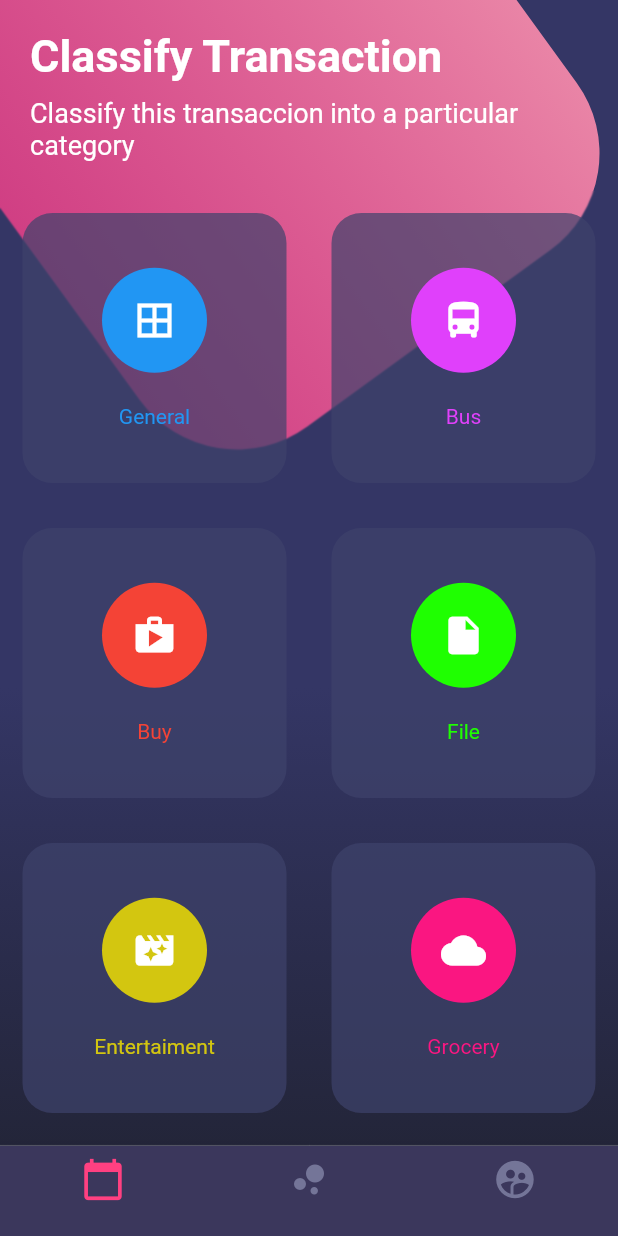
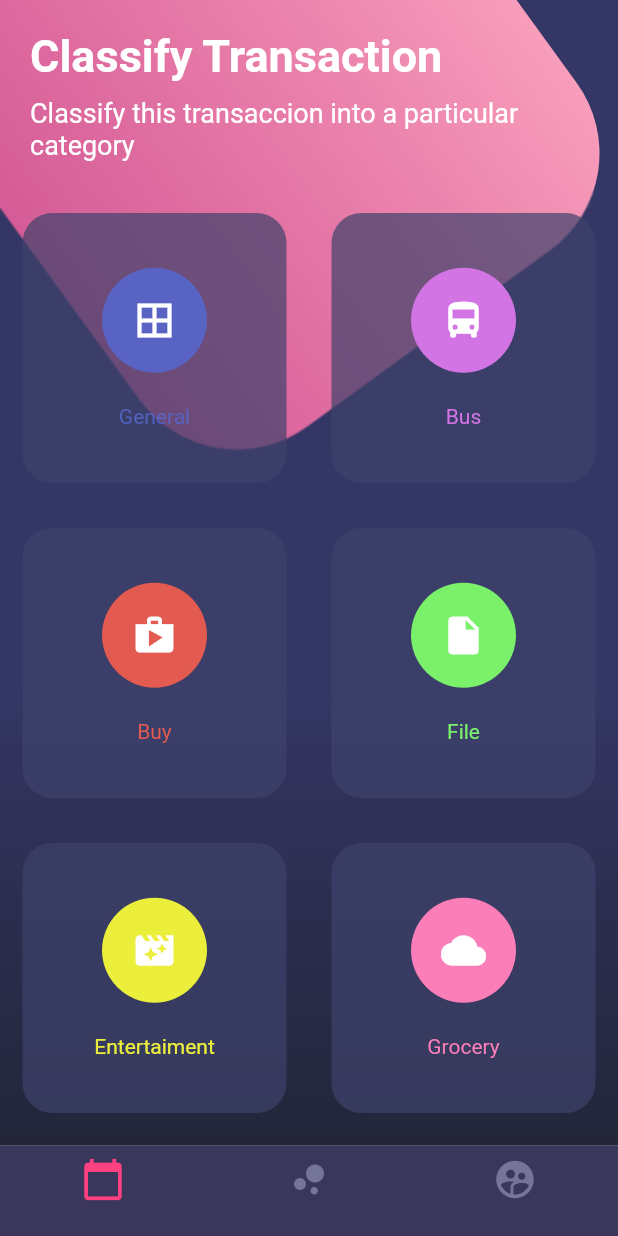
Before and after one commit to AbigailTurriza24/disenoss-master, a Flutter app: the screen it shows after launch, on a phone screen of 412 x 824 dp. Run offline on Flutter 3.47's test engine with Material 2 defaults, Android fonts, the phone set to English and light mode, and no system bars.

Commit message:
commit botones color iconos

```diff
--- a/lib/src/pages/botones_page.dart
+++ b/lib/src/pages/botones_page.dart
@@ -47,8 +47,8 @@ class BotonesPage extends StatelessWidget {
           decoration: BoxDecoration(
               borderRadius: BorderRadius.circular(80.0),
               gradient: LinearGradient(colors: [
-                Color.fromARGB(212, 240, 65, 138),
-                Color.fromARGB(255, 233, 132, 166),
+                Color.fromARGB(210, 247, 100, 161),
+                Color.fromARGB(255, 248, 157, 187),
               ])),
         ));
 
@@ -125,27 +125,29 @@ class BotonesPage extends StatelessWidget {
       children: [
         TableRow(
           children: [
-            _crearBotonRedondeado(Colors.blue, Icons.border_all, 'General'),
             _crearBotonRedondeado(
-                Colors.purpleAccent, Icons.directions_bus, 'Bus'),
+                Color.fromARGB(221, 85, 103, 206), Icons.border_all, 'General'),
+            _crearBotonRedondeado(Color.fromARGB(255, 211, 116, 228),
+                Icons.directions_bus, 'Bus'),
           ],
         ),
         TableRow(children: [
-          _crearBotonRedondeado(Colors.red, Icons.shop, 'Buy'),
           _crearBotonRedondeado(
-              Color.fromARGB(255, 31, 255, 1), Icons.insert_drive_file, 'File'),
+              Color.fromARGB(255, 226, 90, 80), Icons.shop, 'Buy'),
+          _crearBotonRedondeado(Color.fromARGB(255, 122, 240, 107),
+              Icons.insert_drive_file, 'File'),
         ]),
         TableRow(children: [
-          _crearBotonRedondeado(Color.fromARGB(255, 211, 198, 16),
+          _crearBotonRedondeado(Color.fromARGB(255, 235, 238, 59),
               Icons.movie_filter, 'Entertaiment'),
           _crearBotonRedondeado(
-              Color.fromARGB(255, 250, 22, 129), Icons.cloud, 'Grocery'),
+              Color.fromARGB(255, 252, 126, 185), Icons.cloud, 'Grocery'),
         ]),
         TableRow(children: [
           _crearBotonRedondeado(
-              Color.fromARGB(255, 18, 238, 172), Icons.collections, 'Photos'),
+              Color.fromARGB(255, 135, 214, 190), Icons.collections, 'Photos'),
           _crearBotonRedondeado(
-              Color.fromARGB(255, 255, 103, 1), Icons.help_outline, 'General'),
+              Color.fromARGB(255, 241, 156, 98), Icons.help_outline, 'General'),
         ])
       ],
     );
```
